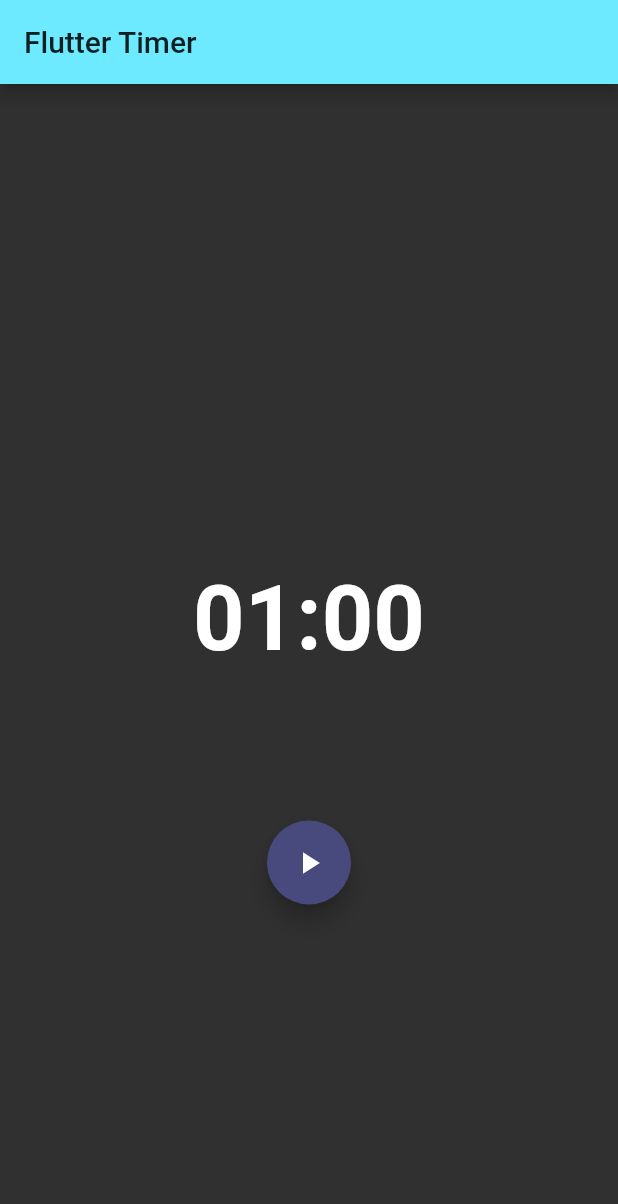
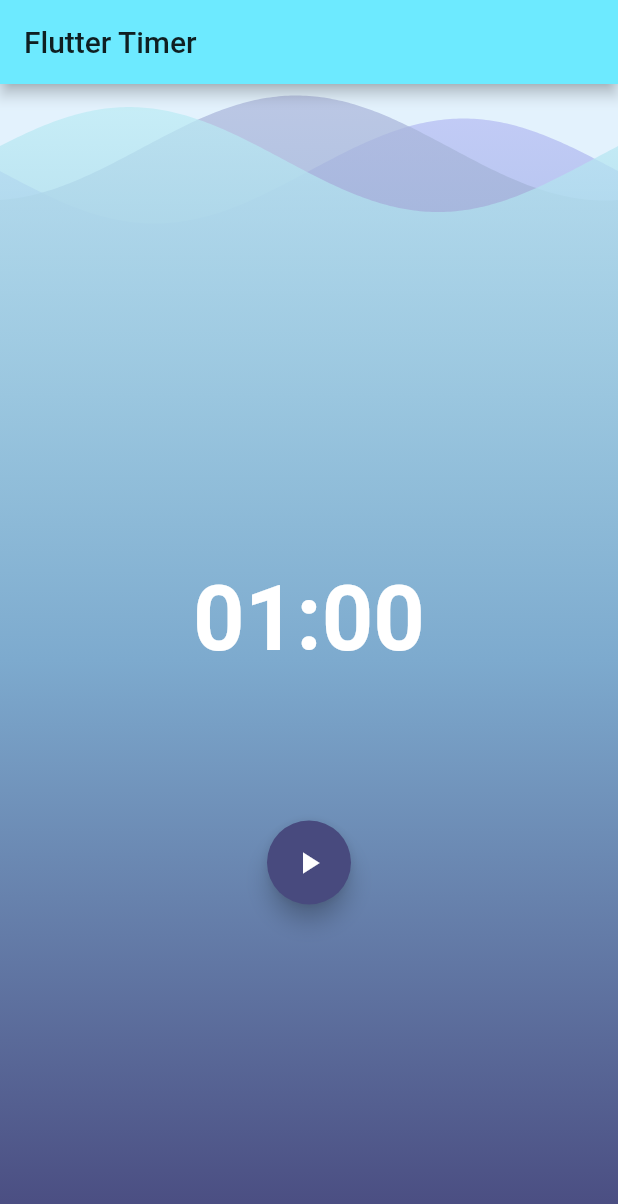
Before and after one commit to Kalesh-Singh/FlutterBlocTutorials, a Flutter app: the screen it shows after launch, on a phone screen of 412 x 824 dp. Shown: the top 1204 px of the screen. Run offline on Flutter 3.47's test engine with Material 2 defaults, Android fonts, the phone set to English and light mode, and no system bars; drawn by our look-alikes of wave; our stand-ins replace bloc, equatable, flutter_bloc.

Commit message:
Added waves background to timer page

```diff
--- a/02-TimerApp/timer_app/lib/ui/timer/timer_page.dart
+++ b/02-TimerApp/timer_app/lib/ui/timer/timer_page.dart
@@ -3,6 +3,8 @@ import 'package:flutter_bloc/flutter_bloc.dart';
 import 'package:timer_app/bloc/timer/timer_bloc.dart';
 import 'package:timer_app/bloc/timer/timer_state.dart';
 import 'package:timer_app/ui/timer/widgets/actions.dart';
+
+import 'widgets/waves_background.dart';
 
 class TimerPage extends StatelessWidget {
   static const TextStyle timerTextStyle = TextStyle(
@@ -14,14 +16,16 @@ class TimerPage extends StatelessWidget {
   Widget build(BuildContext context) {
     return Scaffold(
         appBar: AppBar(title: Text('Flutter Timer')),
-        body: Column(
+        body: Stack(children: [
+          Background(),
+          Column(
             mainAxisAlignment: MainAxisAlignment.center,
             crossAxisAlignment: CrossAxisAlignment.center,
             children: <Widget>[
               Padding(
                 padding: const EdgeInsets.symmetric(vertical: 100.0),
-              child: Center(child:
-                  BlocBuilder<TimerBloc, TimerState>(builder: (context, state) {
+                child: Center(child: BlocBuilder<TimerBloc, TimerState>(
+                    builder: (context, state) {
                   final String minutesStr =
                       (state.duration ~/ 60).toString().padLeft(2, '0');
                   final String secondsStr =
@@ -39,6 +43,7 @@ class TimerPage extends StatelessWidget {
                 builder: (context, state) => TimerActions(),
               ),
             ],
-        ));
+          ),
+        ]));
   }
 }
```
Lines whose indentation alone changed are shown as unchanged.
